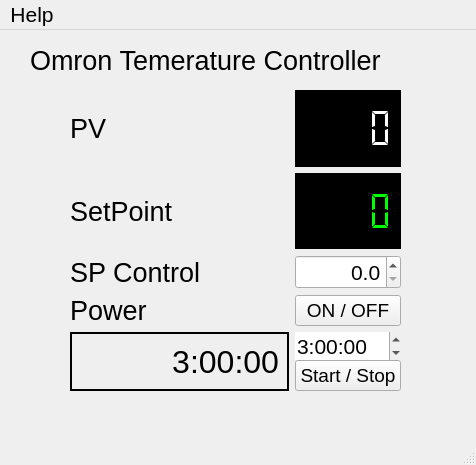
Before: the Qt Designer form UI_OmronE5CC.ui in TakaYokosawa/T-controler, drawn with Qt 5.
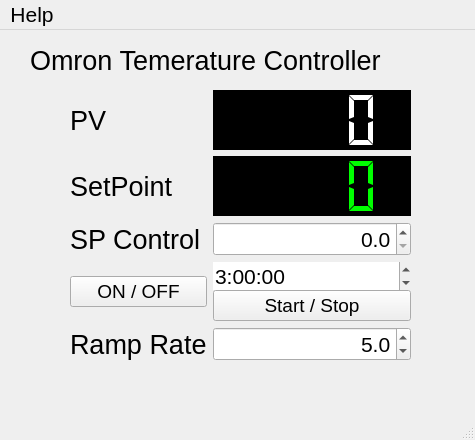
After: the same form once the commit is applied.

What changed in the file:
```diff
--- a/UI_OmronE5CC.ui
+++ b/UI_OmronE5CC.ui
@@ -6,8 +6,8 @@
    <rect>
     <x>0</x>
     <y>0</y>
-    <width>476</width>
-    <height>465</height>
+    <width>475</width>
+    <height>440</height>
    </rect>
   </property>
   <property name="font">
@@ -24,76 +24,27 @@
      <rect>
       <x>70</x>
       <y>60</y>
-      <width>331</width>
-      <height>301</height>
+      <width>341</width>
+      <height>271</height>
      </rect>
     </property>
-    <layout class="QGridLayout" name="gridLayout" rowstretch="3,3,3,3,3,0" columnstretch="1,0">
+    <layout class="QGridLayout" name="gridLayout" rowstretch="4,4,0,0,0" columnstretch="1,2">
      <property name="sizeConstraint">
       <enum>QLayout::SetNoConstraint</enum>
      </property>
-     <item row="2" column="1">
-      <widget class="QDoubleSpinBox" name="SetPoint_control">
-       <property name="font">
-        <font>
-         <pointsize>16</pointsize>
-        </font>
-       </property>
-       <property name="layoutDirection">
-        <enum>Qt::LeftToRight</enum>
-       </property>
-       <property name="alignment">
-        <set>Qt::AlignRight|Qt::AlignTrailing|Qt::AlignVCenter</set>
-       </property>
-       <property name="decimals">
-        <number>1</number>
-       </property>
-       <property name="maximum">
-        <double>200.000000000000000</double>
-       </property>
-       <property name="singleStep">
-        <double>0.100000000000000</double>
-       </property>
-      </widget>
-     </item>
-     <item row="1" column="0">
-      <widget class="QLabel" name="label_2">
+     <item row="0" column="0">
+      <widget class="QLabel" name="label">
        <property name="font">
         <font>
          <pointsize>20</pointsize>
         </font>
        </property>
        <property name="text">
-        <string>SetPoint</string>
+        <string>PV</string>
        </property>
       </widget>
      </item>
-     <item row="1" column="1">
-      <widget class="QLCDNumber" name="SetPoint_indicator">
-       <property name="layoutDirection">
-        <enum>Qt::LeftToRight</enum>
-       </property>
-       <property name="styleSheet">
-        <string notr="true">QLCDNumber{
-    color: rgb(0, 255, 0);    
-    background-color: rgb(0, 0, 0);
-}</string>
-       </property>
-       <property name="smallDecimalPoint">
-        <bool>true</bool>
-       </property>
-       <property name="digitCount">
-        <number>4</number>
-       </property>
-       <property name="segmentStyle">
-        <enum>QLCDNumber::Flat</enum>
-       </property>
-       <property name="value" stdset="0">
-        <double>0.000000000000000</double>
-       </property>
-      </widget>
-     </item>
-     <item row="4" column="1">
+     <item row="3" column="1">
       <layout class="QVBoxLayout" name="verticalLayout_4">
        <property name="spacing">
         <number>0</number>
@@ -144,10 +95,50 @@
        </item>
       </layout>
      </item>
+     <item row="3" column="0">
+      <widget class="QPushButton" name="Power_button">
+       <property name="font">
+        <font>
+         <pointsize>14</pointsize>
+        </font>
+       </property>
+       <property name="text">
+        <string>ON / OFF</string>
+       </property>
+       <property name="checkable">
+        <bool>true</bool>
+       </property>
+      </widget>
+     </item>
+     <item row="1" column="0">
+      <widget class="QLabel" name="label_2">
+       <property name="font">
+        <font>
+         <pointsize>20</pointsize>
+        </font>
+       </property>
+       <property name="text">
+        <string>SetPoint</string>
+       </property>
+      </widget>
+     </item>
+     <item row="2" column="0">
+      <widget class="QLabel" name="label_3">
+       <property name="font">
+        <font>
+         <pointsize>20</pointsize>
+        </font>
+       </property>
+       <property name="text">
+        <string>SP Control</string>
+       </property>
+      </widget>
+     </item>
      <item row="0" column="1">
       <widget class="QLCDNumber" name="PV_indicator">
        <property name="font">
         <font>
+         <pointsize>16</pointsize>
          <weight>50</weight>
          <bold>false</bold>
         </font>
@@ -172,97 +163,91 @@
        </property>
       </widget>
      </item>
-     <item row="3" column="0">
-      <widget class="QLabel" name="label_5">
+     <item row="2" column="1">
+      <widget class="QDoubleSpinBox" name="SetPoint_control">
        <property name="font">
         <font>
-         <pointsize>20</pointsize>
+         <pointsize>16</pointsize>
         </font>
        </property>
-       <property name="text">
-        <string>Power</string>
+       <property name="layoutDirection">
+        <enum>Qt::LeftToRight</enum>
        </property>
-      </widget>
-     </item>
-     <item row="0" column="0">
-      <widget class="QLabel" name="label">
-       <property name="font">
-        <font>
-         <pointsize>20</pointsize>
-        </font>
+       <property name="alignment">
+        <set>Qt::AlignRight|Qt::AlignTrailing|Qt::AlignVCenter</set>
        </property>
-       <property name="text">
-        <string>PV</string>
+       <property name="decimals">
+        <number>1</number>
        </property>
-      </widget>
-     </item>
-     <item row="2" column="0">
-      <widget class="QLabel" name="label_3">
-       <property name="font">
-        <font>
-         <pointsize>20</pointsize>
-        </font>
+       <property name="maximum">
+        <double>200.000000000000000</double>
        </property>
-       <property name="text">
-        <string>SP Control</string>
+       <property name="singleStep">
+        <double>0.100000000000000</double>
        </property>
       </widget>
      </item>
-     <item row="3" column="1">
-      <widget class="QPushButton" name="Power_button">
-       <property name="font">
-        <font>
-         <pointsize>14</pointsize>
-        </font>
+     <item row="1" column="1">
+      <widget class="QLCDNumber" name="SetPoint_indicator">
+       <property name="layoutDirection">
+        <enum>Qt::LeftToRight</enum>
        </property>
-       <property name="text">
-        <string>ON / OFF</string>
+       <property name="styleSheet">
+        <string notr="true">QLCDNumber{
+    color: rgb(0, 255, 0);    
+    background-color: rgb(0, 0, 0);
+}</string>
        </property>
-       <property name="checkable">
+       <property name="smallDecimalPoint">
         <bool>true</bool>
        </property>
+       <property name="digitCount">
+        <number>4</number>
+       </property>
+       <property name="segmentStyle">
+        <enum>QLCDNumber::Flat</enum>
+       </property>
+       <property name="value" stdset="0">
+        <double>0.000000000000000</double>
+       </property>
       </widget>
      </item>
      <item row="4" column="0">
-      <widget class="QLabel" name="Timer_indicator">
-       <property name="enabled">
-        <bool>true</bool>
-       </property>
+      <widget class="QLabel" name="label_5">
        <property name="font">
         <font>
-         <pointsize>24</pointsize>
-         <kerning>true</kerning>
+         <pointsize>20</pointsize>
         </font>
        </property>
-       <property name="toolTip">
-        <string comment="1"/>
+       <property name="text">
+        <string>Ramp Rate</string>
+       </property>
+      </widget>
+     </item>
+     <item row="4" column="1">
+      <widget class="QDoubleSpinBox" name="RampRate_control">
+       <property name="font">
+        <font>
+         <pointsize>16</pointsize>
+        </font>
        </property>
        <property name="layoutDirection">
         <enum>Qt::LeftToRight</enum>
        </property>
-       <property name="frameShape">
-        <enum>QFrame::WinPanel</enum>
-       </property>
-       <property name="frameShadow">
-        <enum>QFrame::Plain</enum>
-       </property>
-       <property name="lineWidth">
-        <number>1</number>
-       </property>
-       <property name="midLineWidth">
-        <number>0</number>
-       </property>
-       <property name="text">
-        <string>3:00:00</string>
-       </property>
-       <property name="textFormat">
-        <enum>Qt::AutoText</enum>
-       </property>
        <property name="alignment">
         <set>Qt::AlignRight|Qt::AlignTrailing|Qt::AlignVCenter</set>
        </property>
-       <property name="wordWrap">
-        <bool>false</bool>
+       <property name="decimals">
+        <number>1</number>
+       </property>
+       <property name="maximum">
+        <double>200.000000000000000</double>
+       </property>
+       <property name="singleStep">
+        <double>0.100000000000000</double>
+       </property>
+       <property name="value">
+        <double>5.000000000000000</double>
        </property>
       </widget>
      </item>
@@ -292,7 +277,7 @@
     <rect>
      <x>0</x>
      <y>0</y>
-     <width>476</width>
+     <width>475</width>
      <height>43</height>
     </rect>
    </property>
```
